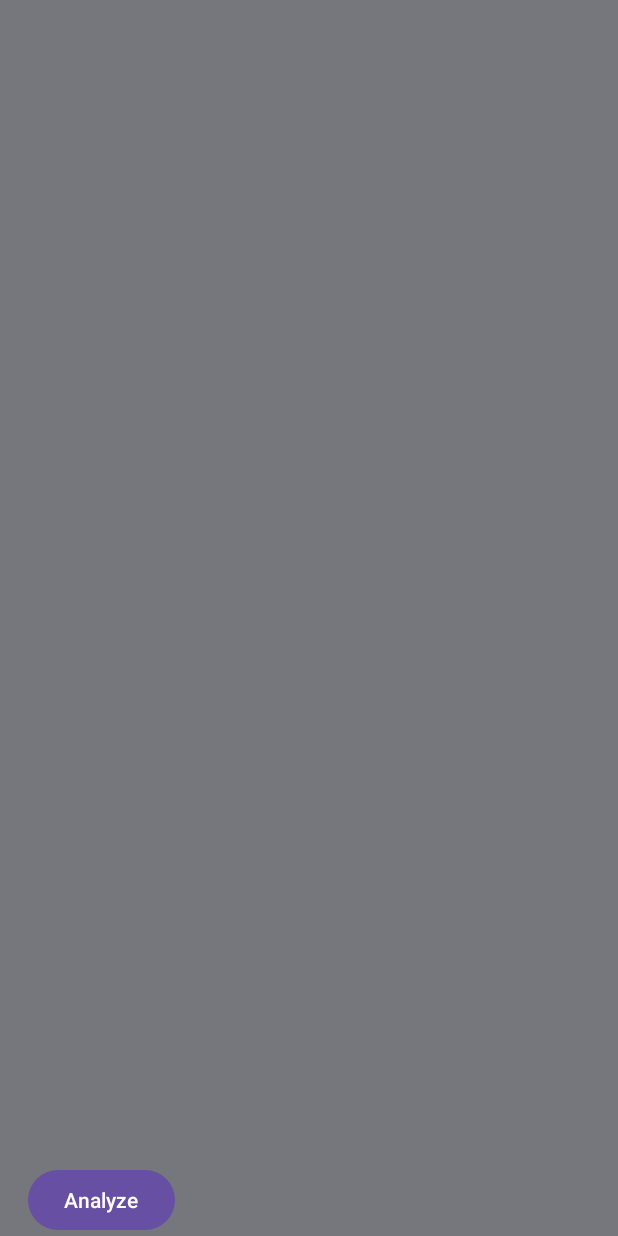
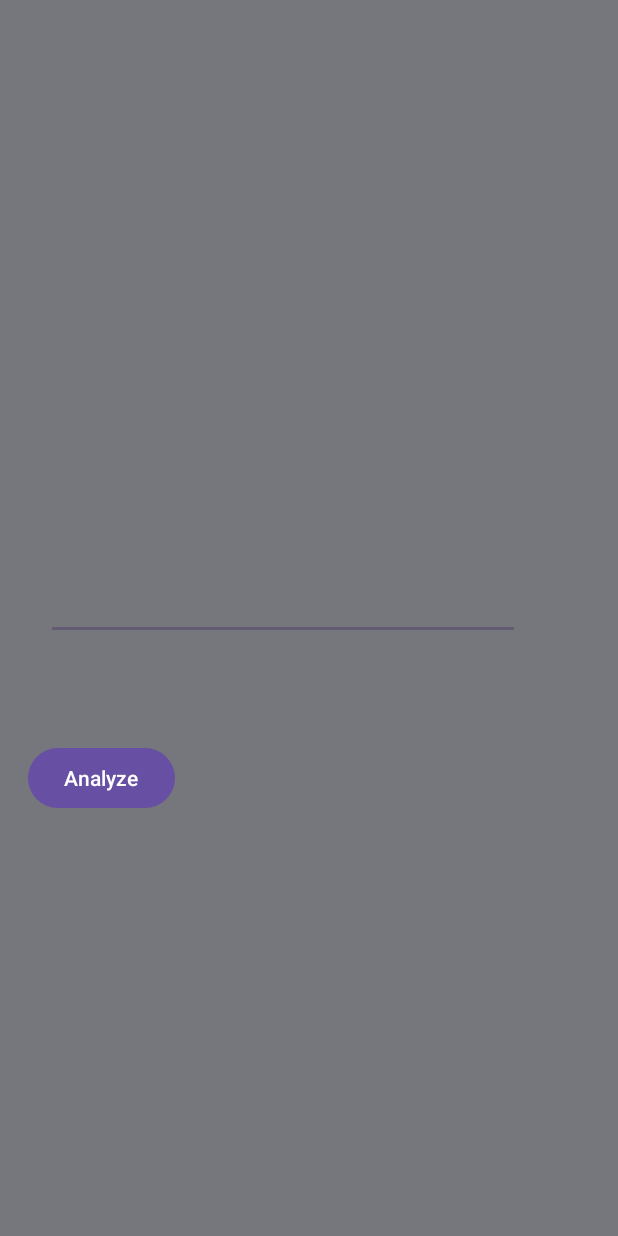
Before and after one commit to fdurmaz1/StockWise, an Android app: the layout fragment_news.xml on its own in the app's theme, with its tools: preview values and no code run, on a phone screen of 412 x 824 dp. Run offline under Robolectric (Android 15) with nearby library versions, the phone set to English and light mode, and no system bars; Roboto replaces fonts that are not available here.

Commit message:
fragment news fixed

```diff
--- a/app/src/main/res/layout/fragment_news.xml
+++ b/app/src/main/res/layout/fragment_news.xml
@@ -8,6 +8,21 @@
     android:background="@color/material_dynamic_neutral50"
     tools:context=".NewsFragment">
 
+    <EditText
+        android:id="@+id/editTextInput"
+        android:layout_width="316dp"
+        android:layout_height="370dp"
+        android:ems="10"
+        android:inputType="text"
+        app:layout_constraintBottom_toBottomOf="parent"
+        app:layout_constraintEnd_toEndOf="parent"
+        app:layout_constraintHorizontal_bias="0.318"
+        app:layout_constraintStart_toStartOf="parent"
+        app:layout_constraintTop_toTopOf="parent"
+        app:layout_constraintVertical_bias="0.125"
+        tools:ignore="SpeakableTextPresentCheck" />
+
+
     <Button
         android:id="@+id/btnAnalyze"
         android:layout_width="wrap_content"
@@ -15,10 +30,10 @@
         android:text="Analyze"
         app:layout_constraintBottom_toBottomOf="parent"
         app:layout_constraintEnd_toEndOf="parent"
-
         app:layout_constraintHorizontal_bias="0.06"
         app:layout_constraintStart_toStartOf="parent"
         app:layout_constraintTop_toBottomOf="@+id/editTextInput"
         app:layout_constraintVertical_bias="0.194" />
 
+
 </androidx.constraintlayout.widget.ConstraintLayout>
```
